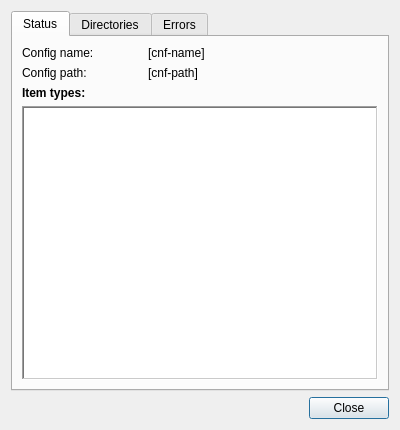
Old version of the form Editor/data_configs/config_status/config_status.ui in the repository WohlSoft/Moondust-Project.
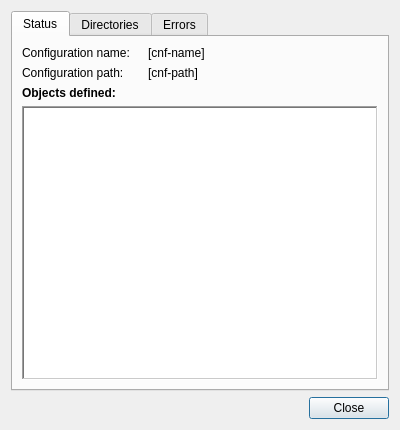
New version of the form. Icons and pictures are not drawn.

The edit to the form file:
```diff
--- a/Editor/data_configs/config_status/config_status.ui
+++ b/Editor/data_configs/config_status/config_status.ui
@@ -46,7 +46,7 @@
           </font>
          </property>
          <property name="text">
-          <string>Item types:</string>
+          <string>Objects defined:</string>
          </property>
         </widget>
        </item>
@@ -73,7 +73,7 @@
           </size>
          </property>
          <property name="text">
-          <string>Config name:</string>
+          <string>Configuration name:</string>
          </property>
         </widget>
        </item>
@@ -86,7 +86,7 @@
           </size>
          </property>
          <property name="text">
-          <string>Config path:</string>
+          <string>Configuration path:</string>
          </property>
         </widget>
        </item>
```
Left out of the diff: 4 changed lines with no effect on the pictures.
